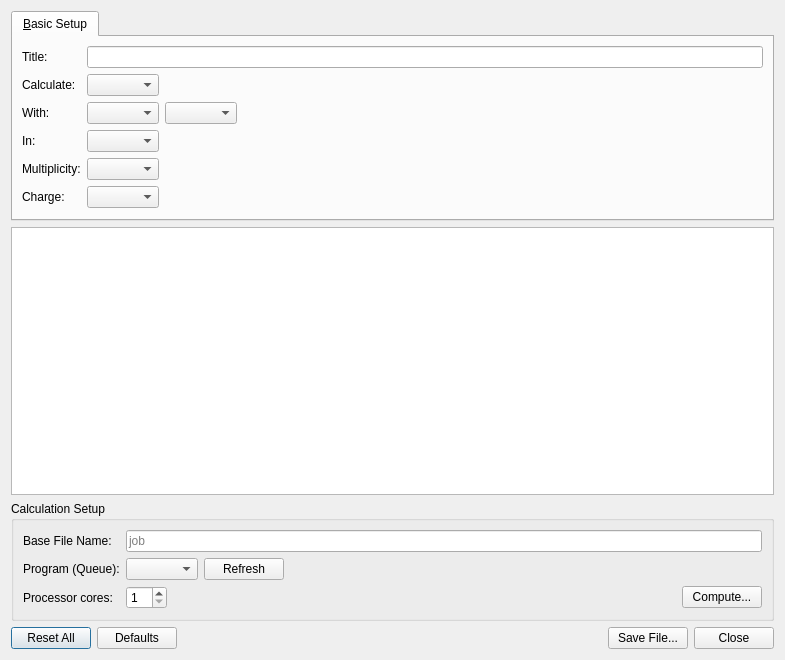
Before: the Qt Designer form avogadro/qtplugins/gamessinput/gamessinputdialog.ui in OpenChemistry/avogadrolibs, drawn with Qt 5.
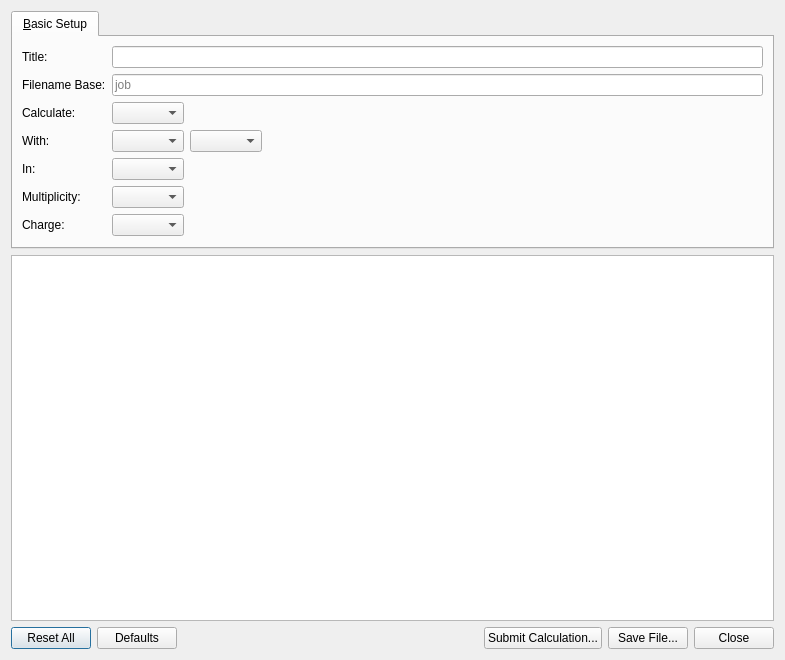
After: the same form once the commit is applied.

Commit message: Add MoleQueueManager, MoleQueueDialog, MoleQueueWidget.

```diff
--- a/avogadro/qtplugins/gamessinput/gamessinputdialog.ui
+++ b/avogadro/qtplugins/gamessinput/gamessinputdialog.ui
@@ -14,6 +14,16 @@
    <string>GAMESS Input</string>
   </property>
   <layout class="QGridLayout">
+   <item row="2" column="0">
+    <widget class="QTextEdit" name="previewText">
+     <property name="sizePolicy">
+      <sizepolicy hsizetype="Expanding" vsizetype="Expanding">
+       <horstretch>0</horstretch>
+       <verstretch>1</verstretch>
+      </sizepolicy>
+     </property>
+    </widget>
+   </item>
    <item row="0" column="0">
     <widget class="QTabWidget" name="modeTab">
      <property name="currentIndex">
@@ -24,13 +34,13 @@
        <string>&amp;Basic Setup</string>
       </attribute>
       <layout class="QGridLayout">
-       <item row="3" column="2">
-        <layout class="QHBoxLayout">
+       <item row="6" column="2">
+        <layout class="QHBoxLayout" name="horizontalLayout">
          <item>
-          <widget class="QComboBox" name="stateCombo"/>
+          <widget class="QComboBox" name="chargeCombo"/>
          </item>
          <item>
-          <spacer>
+          <spacer name="horizontalSpacer">
            <property name="orientation">
             <enum>Qt::Horizontal</enum>
            </property>
@@ -44,70 +54,33 @@
          </item>
         </layout>
        </item>
+       <item row="4" column="0">
+        <widget class="QLabel" name="label_3">
+         <property name="text">
+          <string>In:</string>
+         </property>
+         <property name="alignment">
+          <set>Qt::AlignLeading|Qt::AlignLeft|Qt::AlignVCenter</set>
+         </property>
+         <property name="buddy">
+          <cstring>stateCombo</cstring>
+         </property>
+        </widget>
+       </item>
        <item row="5" column="0">
-        <widget class="QLabel" name="label_6">
+        <widget class="QLabel" name="label_5">
          <property name="text">
-          <string>Charge:</string>
-         </property>
-         <property name="buddy">
-          <cstring>chargeCombo</cstring>
-         </property>
-        </widget>
-       </item>
-       <item row="6" column="0">
-        <spacer>
-         <property name="orientation">
-          <enum>Qt::Vertical</enum>
-         </property>
-         <property name="sizeHint" stdset="0">
-          <size>
-           <width>20</width>
-           <height>0</height>
-          </size>
-         </property>
-        </spacer>
-       </item>
-       <item row="2" column="2">
-        <layout class="QHBoxLayout">
-         <item>
-          <widget class="QComboBox" name="theoryCombo"/>
-         </item>
-         <item>
-          <widget class="QComboBox" name="basisCombo">
-           <property name="accessibleDescription">
-            <string notr="true"/>
-           </property>
-          </widget>
-         </item>
-         <item>
-          <spacer>
-           <property name="orientation">
-            <enum>Qt::Horizontal</enum>
-           </property>
-           <property name="sizeHint" stdset="0">
-            <size>
-             <width>16</width>
-             <height>20</height>
-            </size>
-           </property>
-          </spacer>
-         </item>
-        </layout>
-       </item>
-       <item row="1" column="0">
-        <widget class="QLabel" name="label">
-         <property name="text">
-          <string>Calculate:</string>
+          <string>Multiplicity:</string>
          </property>
          <property name="alignment">
           <set>Qt::AlignLeading|Qt::AlignLeft|Qt::AlignVCenter</set>
          </property>
          <property name="buddy">
-          <cstring>calculateCombo</cstring>
+          <cstring>multiplicityCombo</cstring>
          </property>
         </widget>
        </item>
-       <item row="2" column="0">
+       <item row="3" column="0">
         <widget class="QLabel" name="label_2">
          <property name="text">
           <string>With:</string>
@@ -130,7 +103,7 @@
          </property>
         </widget>
        </item>
-       <item row="4" column="2">
+       <item row="5" column="2">
         <layout class="QHBoxLayout">
          <item>
           <widget class="QComboBox" name="multiplicityCombo"/>
@@ -150,7 +123,7 @@
          </item>
         </layout>
        </item>
-       <item row="1" column="2">
+       <item row="2" column="2">
         <layout class="QHBoxLayout">
          <item>
           <widget class="QComboBox" name="calculateCombo"/>
@@ -170,32 +143,26 @@
          </item>
         </layout>
        </item>
-       <item row="4" column="0">
-        <widget class="QLabel" name="label_5">
-         <property name="text">
-          <string>Multiplicity:</string>
-         </property>
-         <property name="alignment">
-          <set>Qt::AlignLeading|Qt::AlignLeft|Qt::AlignVCenter</set>
-         </property>
-         <property name="buddy">
-          <cstring>multiplicityCombo</cstring>
+       <item row="3" column="2">
+        <layout class="QHBoxLayout">
+         <item>
+          <widget class="QComboBox" name="theoryCombo"/>
+         </item>
+         <item>
+          <widget class="QComboBox" name="basisCombo">
+           <property name="accessibleDescription">
+            <string notr="true"/>
          </property>
         </widget>
        </item>
-       <item row="5" column="2">
-        <layout class="QHBoxLayout" name="horizontalLayout">
          <item>
-          <widget class="QComboBox" name="chargeCombo"/>
-         </item>
-         <item>
-          <spacer name="horizontalSpacer">
+          <spacer>
            <property name="orientation">
             <enum>Qt::Horizontal</enum>
            </property>
            <property name="sizeHint" stdset="0">
             <size>
-             <width>40</width>
+             <width>16</width>
              <height>20</height>
             </size>
            </property>
@@ -203,27 +170,87 @@
          </item>
         </layout>
        </item>
-       <item row="3" column="0">
-        <widget class="QLabel" name="label_3">
+       <item row="6" column="0">
+        <widget class="QLabel" name="label_6">
          <property name="text">
-          <string>In:</string>
-         </property>
-         <property name="alignment">
-          <set>Qt::AlignLeading|Qt::AlignLeft|Qt::AlignVCenter</set>
+          <string>Charge:</string>
          </property>
          <property name="buddy">
-          <cstring>stateCombo</cstring>
+          <cstring>chargeCombo</cstring>
          </property>
         </widget>
        </item>
        <item row="0" column="2">
         <widget class="QLineEdit" name="titleEdit"/>
        </item>
-      </layout>
-     </widget>
-    </widget>
-   </item>
-   <item row="4" column="0">
+       <item row="4" column="2">
+        <layout class="QHBoxLayout">
+         <item>
+          <widget class="QComboBox" name="stateCombo"/>
+         </item>
+         <item>
+          <spacer>
+           <property name="orientation">
+            <enum>Qt::Horizontal</enum>
+           </property>
+           <property name="sizeHint" stdset="0">
+            <size>
+             <width>40</width>
+             <height>20</height>
+            </size>
+           </property>
+          </spacer>
+         </item>
+        </layout>
+       </item>
+       <item row="2" column="0">
+        <widget class="QLabel" name="label">
+         <property name="text">
+          <string>Calculate:</string>
+         </property>
+         <property name="alignment">
+          <set>Qt::AlignLeading|Qt::AlignLeft|Qt::AlignVCenter</set>
+         </property>
+         <property name="buddy">
+          <cstring>calculateCombo</cstring>
+         </property>
+        </widget>
+       </item>
+       <item row="7" column="0">
+        <spacer>
+         <property name="orientation">
+          <enum>Qt::Vertical</enum>
+         </property>
+         <property name="sizeHint" stdset="0">
+          <size>
+           <width>20</width>
+           <height>0</height>
+          </size>
+         </property>
+        </spacer>
+       </item>
+       <item row="1" column="0">
+        <widget class="QLabel" name="label_4">
+         <property name="text">
+          <string>Filename Base:</string>
+         </property>
+        </widget>
+       </item>
+       <item row="1" column="2">
+        <widget class="QLineEdit" name="baseNameEdit">
+         <property name="text">
+          <string/>
+         </property>
+         <property name="placeholderText">
+          <string>job</string>
+         </property>
+        </widget>
+       </item>
+      </layout>
+     </widget>
+    </widget>
+   </item>
+   <item row="3" column="0">
     <layout class="QHBoxLayout">
      <item>
       <widget class="QPushButton" name="resetAllButton">
@@ -255,6 +282,13 @@
        </property>
       </spacer>
      </item>
+     <item>
+      <widget class="QPushButton" name="computeButton">
+       <property name="text">
+        <string>Submit Calculation...</string>
+       </property>
+      </widget>
+     </item>
      <item>
       <widget class="QPushButton" name="generateButton">
        <property name="text">
@@ -271,139 +305,6 @@
      </item>
     </layout>
    </item>
-   <item row="2" column="0">
-    <widget class="QTextEdit" name="previewText">
-     <property name="sizePolicy">
-      <sizepolicy hsizetype="Expanding" vsizetype="Expanding">
-       <horstretch>0</horstretch>
-       <verstretch>1</verstretch>
-      </sizepolicy>
-     </property>
-    </widget>
-   </item>
-   <item row="3" column="0">
-    <widget class="QGroupBox" name="groupBox">
-     <property name="title">
-      <string>Calculation Setup</string>
-     </property>
-     <layout class="QFormLayout" name="formLayout">
-      <property name="fieldGrowthPolicy">
-       <enum>QFormLayout::AllNonFixedFieldsGrow</enum>
-      </property>
-      <item row="0" column="0">
-       <widget class="QLabel" name="baseNameLabel">
-        <property name="text">
-         <string>Base File Name: </string>
-        </property>
-        <property name="buddy">
-         <cstring>baseNameEdit</cstring>
-        </property>
-       </widget>
-      </item>
-      <item row="0" column="1">
-       <widget class="QLineEdit" name="baseNameEdit">
-        <property name="placeholderText">
-         <string>job</string>
-        </property>
-       </widget>
-      </item>
-      <item row="1" column="0">
-       <widget class="QLabel" name="label_4">
-        <property name="sizePolicy">
-         <sizepolicy hsizetype="Maximum" vsizetype="Preferred">
-          <horstretch>0</horstretch>
-          <verstretch>0</verstretch>
-         </sizepolicy>
-        </property>
-        <property name="text">
-         <string>Program (Queue):</string>
-        </property>
-        <property name="buddy">
-         <cstring>programCombo</cstring>
-        </property>
-       </widget>
-      </item>
-      <item row="1" column="1">
-       <layout class="QHBoxLayout" name="horizontalLayout_2">
-        <item>
-         <widget class="QComboBox" name="programCombo">
-          <property name="sizeAdjustPolicy">
-           <enum>QComboBox::AdjustToContents</enum>
-          </property>
-         </widget>
-        </item>
-        <item>
-         <widget class="QPushButton" name="refreshProgramsButton">
-          <property name="text">
-           <string>Refresh</string>
-          </property>
-         </widget>
-        </item>
-        <item>
-         <spacer name="horizontalSpacer_2">
-          <property name="orientation">
-           <enum>Qt::Horizontal</enum>
-          </property>
-          <property name="sizeHint" stdset="0">
-           <size>
-            <width>40</width>
-            <height>20</height>
-           </size>
-          </property>
-         </spacer>
-        </item>
-       </layout>
-      </item>
-      <item row="2" column="0">
-       <widget class="QLabel" name="label_7">
-        <property name="sizePolicy">
-         <sizepolicy hsizetype="Maximum" vsizetype="Preferred">
-          <horstretch>0</horstretch>
-          <verstretch>0</verstretch>
-         </sizepolicy>
-        </property>
-        <property name="text">
-         <string>Processor cores:</string>
-        </property>
-        <property name="buddy">
-         <cstring>coresSpinBox</cstring>
-        </property>
-       </widget>
-      </item>
-      <item row="2" column="1">
-       <layout class="QHBoxLayout" name="horizontalLayout_3">
-        <item>
-         <widget class="QSpinBox" name="coresSpinBox">
-          <property name="minimum">
-           <number>1</number>
-          </property>
-         </widget>
-        </item>
-        <item>
-         <spacer name="horizontalSpacer_3">
-          <property name="orientation">
-           <enum>Qt::Horizontal</enum>
-          </property>
-          <property name="sizeHint" stdset="0">
-           <size>
-            <width>40</width>
-            <height>20</height>
-           </size>
-          </property>
-         </spacer>
-        </item>
-        <item>
-         <widget class="QPushButton" name="computeButton">
-          <property name="text">
-           <string>Compute...</string>
-          </property>
-         </widget>
-        </item>
-       </layout>
-      </item>
-     </layout>
-    </widget>
-   </item>
   </layout>
  </widget>
  <tabstops>
```
Left out of the diff: 5 changed lines with no effect on the pictures. Lines whose indentation alone changed are shown as unchanged. The commit also changes 27 other files.
